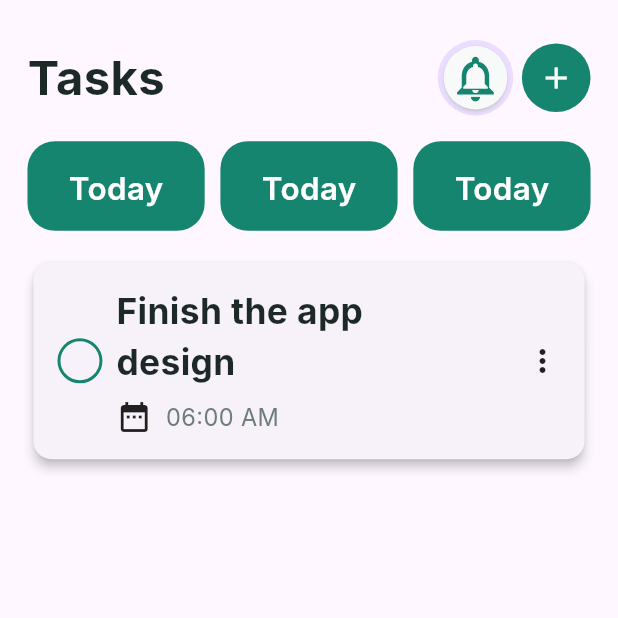
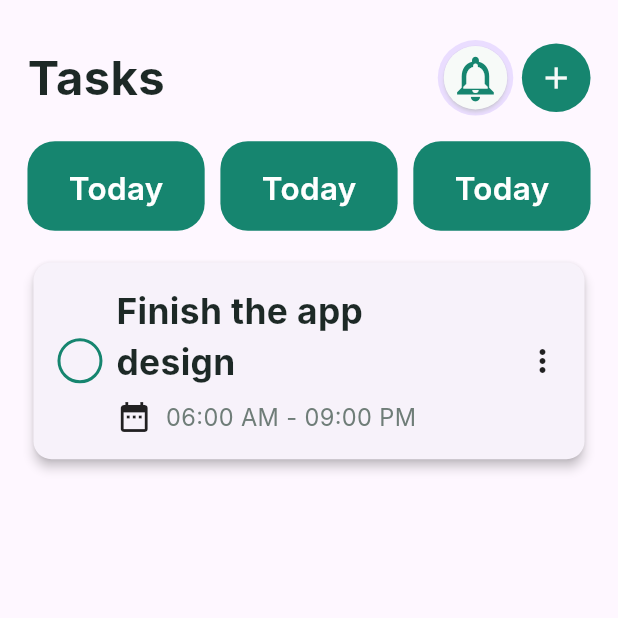
Before and after one commit to dragoncoder11/life_cycle, a Flutter app: the screen it shows after launch, item 3 of the bottom bar chosen, on a phone screen of 412 x 824 dp, the top half of it. Run offline on Flutter 3.47's test engine with Material 3 defaults, Android fonts, the phone set to English and light mode, and no system bars; our stand-ins replace bloc, flutter_bloc, flutter_screenutil, smooth_page_indicator; Roboto replaces fonts that are missing (Inter).

Commit message:
finish edit task screen

```diff
--- a/lib/core/routing/app_routes.dart
+++ b/lib/core/routing/app_routes.dart
@@ -9,6 +9,7 @@ import 'package:life_cycle/features/notes/view/screens/edit_note_screen.dart';
 import 'package:life_cycle/features/notes/view/screens/note_screen.dart';
 import 'package:life_cycle/features/onBoarding/logic/cubit/on_boarding_cubit.dart';
 import 'package:life_cycle/features/onBoarding/view/screens/onboarding_screen.dart';
+import 'package:life_cycle/features/tasks/view/screens/edit_task_screen.dart';
 import 'package:life_cycle/features/tasks/view/screens/task_screen.dart';
 import 'package:life_cycle/splash_screen.dart';
 
@@ -48,6 +49,8 @@ class AppRoutes {
         return CustomPageRoute(builder: (_) => const SplashScreen());
       case Routes.editNoteScreen:
         return CustomPageRoute(builder: (_) => const EditNoteScreen());
+        case Routes.editTaskScreen:
+        return CustomPageRoute(builder: (_) => const EditTaskScreen());
       default:
         return null;
     }
--- a/lib/core/routing/routes.dart
+++ b/lib/core/routing/routes.dart
@@ -7,4 +7,6 @@ class Routes {
   static const String onboardingScreen = 'onboarding_screen';
   static const String splashScreen = 'splash_screen';
   static const String editNoteScreen = 'edit_note_screen';
+    static const String editTaskScreen = 'edit_Task_screen';
+
 }
--- /dev/null
+++ b/lib/features/tasks/data/models/task_model.dart
@@ -0,0 +1,10 @@
+class TaskModel {
+  final String title;
+  final DateTime? date;
+  final DateTime startTime;
+  final DateTime endTime;
+  final bool isCompleted;
+
+  TaskModel({required this.title, this.date, required this.startTime, required this.endTime, required this.isCompleted});
+
+}
--- a/lib/features/tasks/view/screens/task_screen.dart
+++ b/lib/features/tasks/view/screens/task_screen.dart
@@ -68,11 +68,11 @@ class TaskScreen extends StatelessWidget {
             width: double.infinity,
             child: Row(
               children: [
-                Expanded(child: TaskCategory()),
+                Expanded(child: TaskCategory(title: 'Today',)),
                 horizontalSpace(8.w),
-                Expanded(child: TaskCategory()),
+                Expanded(child: TaskCategory(title: 'UpComing',)),
                 horizontalSpace(8.w),
-                Expanded(child: TaskCategory()),
+                Expanded(child: TaskCategory(title: 'Completed',)),
               ],
             ),
           ),
--- a/lib/features/tasks/view/widgets/task_card.dart
+++ b/lib/features/tasks/view/widgets/task_card.dart
@@ -1,5 +1,6 @@
 import 'package:flutter/material.dart';
 import 'package:life_cycle/core/helper/spacing.dart';
+import 'package:life_cycle/core/routing/routes.dart';
 import 'package:life_cycle/core/theme/app_colors.dart';
 import 'package:life_cycle/core/theme/app_text_styles.dart';
 
@@ -8,7 +9,11 @@ class TaskCard extends StatelessWidget {
 
   @override
   Widget build(BuildContext context) {
-    return Card(
+    return GestureDetector(
+      onTap: () {
+         Navigator.pushNamed(context, Routes.editTaskScreen,); //arguments: TaskModel//
+      },
+      child: Card(
         elevation: 3,
         child: Padding(
           padding: const EdgeInsets.all(16),
@@ -46,23 +51,41 @@ class TaskCard extends StatelessWidget {
                             ),
                           ),
                           verticalSpace(6),
-                        Row(
+                          SizedBox(
+                            width: MediaQuery.of(context).size.width * .55,
+                            child: Row(
                               children: [
                                 Icon(Icons.date_range),
                                 horizontalSpace(8),
-                            SizedBox(
-                              width: MediaQuery.of(context).size.width * .55,
-
-                              child: Text(
+                              Text(
                                     '06:00 AM',
                                     style: AppTextStyles.interGrey(
                                       12,
                                       FontWeight.w400,
                                     ),
                                     overflow: TextOverflow.ellipsis,
+
                                 ),
+                                 Text(
+                                    ' - ',
+                                    style: AppTextStyles.interGrey(
+                                      12,
+                                      FontWeight.w400,
+                                    ),
+                                    overflow: TextOverflow.ellipsis,
+
+                                ),
+                                 Text(
+                                    '09:00 PM',
+                                    style: AppTextStyles.interGrey(
+                                      12,
+                                      FontWeight.w400,
+                                    ),
+                                    overflow: TextOverflow.ellipsis,
+
                                 ),
                               ],
+                            ),
                           ),
                         ],
                       ),
@@ -74,6 +97,7 @@ class TaskCard extends StatelessWidget {
             ],
           ),
         ),
+      ),
     );
   }
 }
--- a/lib/features/tasks/view/widgets/task_category.dart
+++ b/lib/features/tasks/view/widgets/task_category.dart
@@ -6,9 +6,9 @@ import 'package:life_cycle/core/theme/app_text_styles.dart';
 
 class TaskCategory extends StatelessWidget {
   const TaskCategory({
-    super.key,
+    super.key, required this.title,
   });
-
+final String title;
   @override
   Widget build(BuildContext context) {
     return Container(
```
Also changed, not shown: lib/core/widgets/custom_text_form_field.dart (+24 -8 lines), lib/features/notes/view/screens/edit_note_screen.dart (+1 -13 lines), lib/features/tasks/view/screens/edit_task_screen.dart (added, +73 -0 lines). Lines whose indentation alone changed are shown as unchanged.
